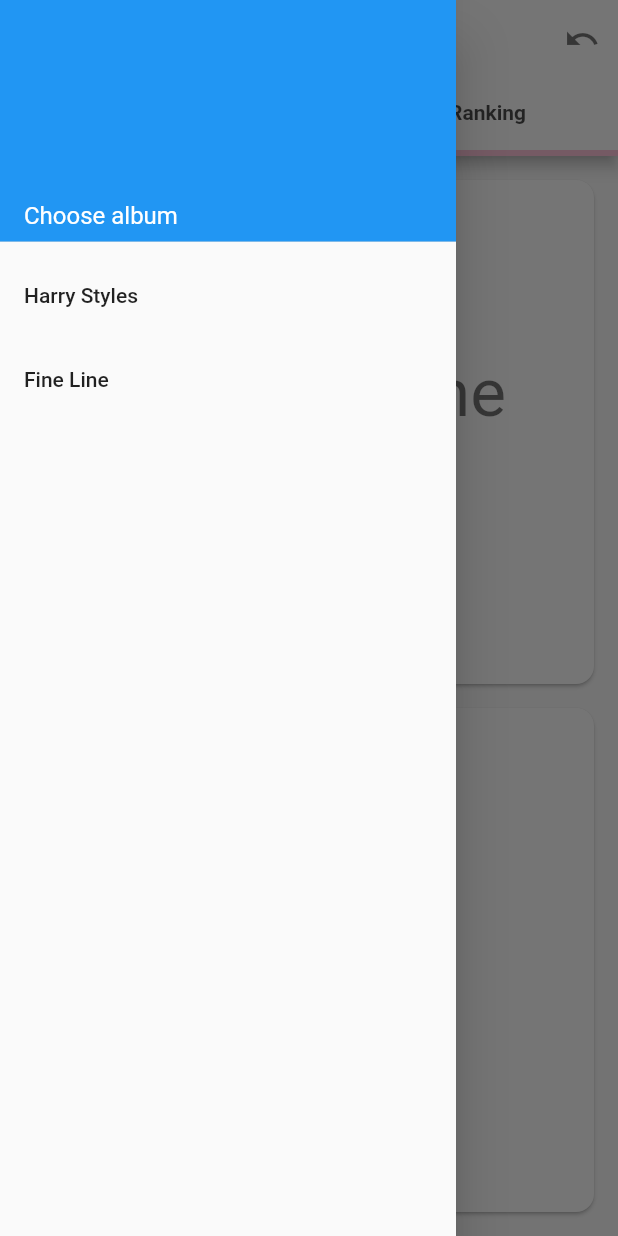
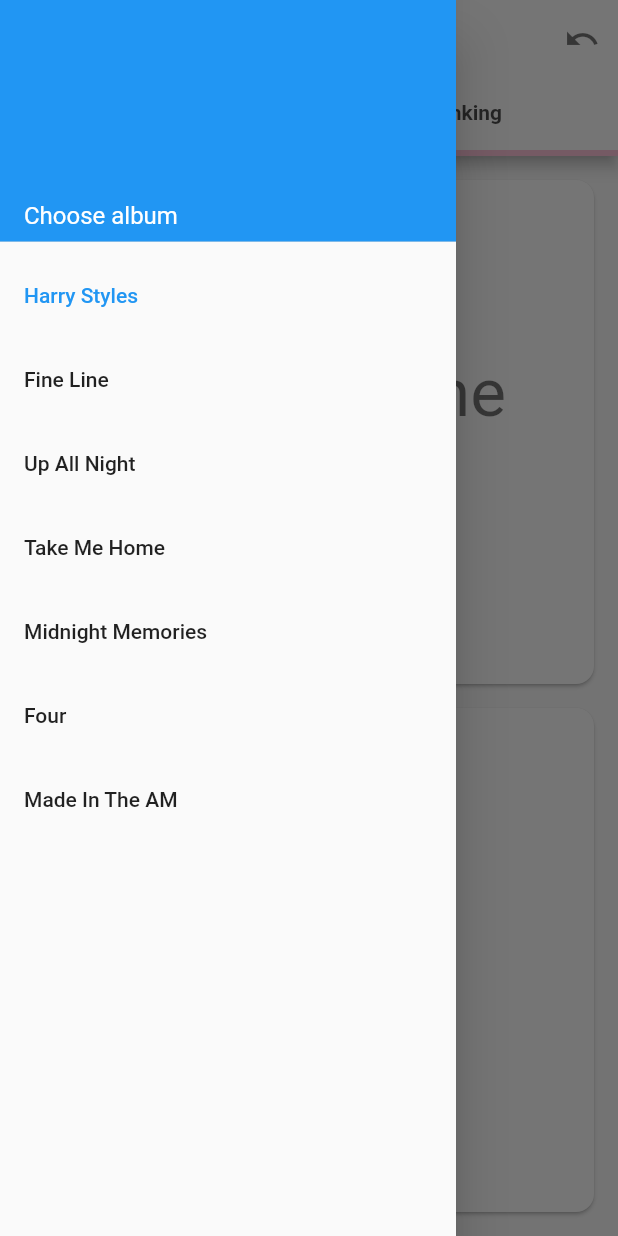
Before and after one commit to guilhermepata/song_ranker, a Flutter app: the screen it shows after launch, with the side drawer open, on a phone screen of 412 x 824 dp. Run offline on Flutter 3.47's test engine with Material 2 defaults, Android fonts, the phone set to English and light mode, and no system bars; drawn by our look-alikes of percent_indicator.

Commit message:
Bug fixes and added new albums

```diff
--- a/lib/classes.dart
+++ b/lib/classes.dart
@@ -5,8 +5,9 @@
   final List<String> songNames;
   final String title;
   final String artUrl;
-  final Set<Set<int>> pairs = Set<Set<int>>();
+  final List<Set<int>> pairs = <Set<int>>[];
   final List<Set<int>> possiblePairs = <Set<int>>[];
+  bool winnerWasFirst = false;
   int index = 0;
 
   Album({@required this.title, @required this.songNames, this.artUrl = ''}) {
@@ -33,7 +34,10 @@
   }
 
   double get progress {
-    return pairs.length / possiblePairs.length;
+    if (pairs.length < possiblePairs.length)
+      return pairs.length / possiblePairs.length;
+    else
+      return 1.0;
   }
 
   List<Song> get topList {
@@ -53,13 +57,22 @@
       print(songNames[ind2] + ' won against ' + songNames[ind1]);
   }
 
+  void undoCombat(int ind1, int ind2, bool winnerWasFirst) {
+    Song.undoCombat(songs[ind1], songs[ind2], winnerWasFirst);
+  }
+
   Set<int> get nextCombat {
     return possiblePairs[index];
+  }
+
+  Set<int> get previousCombat {
+    return pairs.last;
   }
 
   void runNextCombat(bool winnerIsFirst) {
     int ind1 = nextCombat.first;
     int ind2 = nextCombat.last;
+    winnerWasFirst = winnerIsFirst;
     combat(ind1, ind2, winnerIsFirst);
     if (index < possiblePairs.length - 1) {
       index++;
@@ -71,6 +84,16 @@
         songNames[nextCombat.first] +
         ' vs ' +
         songNames[nextCombat.last]);
+  }
+
+  void undoLastCombat() {
+    if (progress > 0) {
+      int ind1 = previousCombat.first;
+      int ind2 = previousCombat.last;
+      pairs.removeLast();
+      undoCombat(ind1, ind2, winnerWasFirst);
+      if (index > 0) index--;
+    }
   }
 
   static Album join(Album a, Album b) {
@@ -95,6 +118,13 @@
     if (won) contests[song].wins++;
   }
 
+  removeCombat(Song song, bool won) {
+    if (contests.containsKey(song) && contests[song].total > 0) {
+      contests[song].total--;
+      if (won) contests[song].wins--;
+    }
+  }
+
   double get score {
     var keys = contests.keys;
     var result = 0.0;
@@ -110,6 +140,11 @@
   static combat(Song s1, Song s2, bool winnerIsFirst) {
     s1.addCombat(s2, winnerIsFirst);
     s2.addCombat(s1, !winnerIsFirst);
+  }
+
+  static undoCombat(Song s1, Song s2, bool winnerWasFirst) {
+    s1.removeCombat(s2, winnerWasFirst);
+    s2.removeCombat(s1, !winnerWasFirst);
   }
 
   @override
--- a/lib/main.dart
+++ b/lib/main.dart
@@ -28,6 +28,89 @@
   "Canyon Moon",
   "Treat People with Kindness",
   "Fine Line"
+]);
+
+Album upAllNight = Album(title: 'Up All Night', songNames: [
+  "What Makes You Beautiful",
+  "Gotta Be You",
+  "One Thing",
+  "More Than This",
+  "Up All Night",
+  "I Wish",
+  "Tell Me a Lie",
+  "Taken",
+  "I Want",
+  "Everything About You",
+  "Same Mistakes",
+  "Save You Tonight",
+  "Stand Up",
+  "Moments",
+  "Another World",
+  "Na Na Na",
+  "I Should Have Kissed You",
+]);
+
+Album takeMeHome = Album(title: 'Take Me Home', songNames: [
+  "Live While We're Young",
+  "Kiss You",
+  "Little Things",
+  "C'mon, C'mon",
+  "Last First Kiss",
+  "Heart Attack",
+  "Rock Me",
+  "Change My Mind",
+  "I Would",
+  "Over Again",
+  "Back for You",
+  "They Don't Know About Us"
+]);
+
+Album midnightMemories = Album(title: 'Midnight Memories', songNames: [
+  "Best Song Ever",
+  "Story of My Life",
+  "Diana",
+  "Midnight Memories",
+  "You & I",
+  "Don't Forget Where You Belong",
+  "Strong",
+  "Happily",
+  "Right Now",
+  "Little Black Dress",
+  "Through The Dark",
+  "Something Great",
+  "Little White Lies",
+  "Better Than Words",
+]);
+
+Album four = Album(title: 'Four', songNames: [
+  "Steal My Girl",
+  "Ready to Run",
+  "Where Do Broken Hearts Go",
+  "18",
+  "Girl Almighty",
+  "Fool's Gold",
+  "Night Changes",
+  "No Control",
+  "Fireproof",
+  "Spaces",
+  "Stockholm Syndrome",
+  "Clouds"
+]);
+
+Album madeInTheAm = Album(title: 'Made In The AM', songNames: [
+  "Hey Angel",
+  "Drag Me Down",
+  "Perfect",
+  "Infinity",
+  "End of the Day",
+  "If I Could Fly",
+  "Long Way Down",
+  "Never Enough",
+  "Olivia",
+  "What a Feeling",
+  "Love You Goodbye",
+  "I Want to Write You a Song",
+  "History"
 ]);
 
 void main() {
@@ -61,6 +144,7 @@
   double cardOpacity = 1;
 
   int pageIndex = 0;
+  int albumIndex = 0;
 
   double gutters = 16;
   double margins = 16;
@@ -99,6 +183,20 @@
     });
   }
 
+  void onUndo() {
+    setState(() {
+      onEnd = () => {
+            setState(() {
+              album.undoLastCombat();
+              onEnd = () => {};
+              cardOpacity = 1;
+            })
+          };
+
+      cardOpacity = 0;
+    });
+  }
+
   @override
   Widget build(BuildContext context) {
     if (MediaQuery.of(context).size.width > 600) {
@@ -114,10 +212,20 @@
             gutters = 72;
           });
       }
+    } else {
+      setState(() {
+        tabMargins = 0;
+        margins = 16;
+        gutters = 16;
+      });
     }
     if (MediaQuery.of(context).size.width > MediaQuery.of(context).size.height)
       setState(() {
         isLandscape = true;
+      });
+    else
+      setState(() {
+        isLandscape = false;
       });
     return DefaultTabController(
       length: 2,
@@ -133,17 +241,18 @@
             IconButton(
               color: Colors.black54,
               icon: Icon(Icons.undo),
-                onPressed: () => setState(() {
-                      album.build();
-                    }))
+              onPressed: onUndo,
+            )
           ],
           bottom: PreferredSize(
             preferredSize: Size.fromHeight(48),
             child: Column(
               children: [
                 Padding(
-                  padding: EdgeInsets.only(
-                      left: gutters, right: tabMargins * 2 - gutters),
+                  padding: tabMargins > 0
+                      ? EdgeInsets.only(
+                          left: gutters, right: tabMargins * 2 - gutters)
+                      : EdgeInsets.zero,
                   child: TabBar(
                     labelStyle: Theme.of(context)
                         .textTheme
@@ -182,10 +291,7 @@
               padding: EdgeInsets.only(left: gutters, right: gutters),
               child: buildComparePage(),
             ),
-            Padding(
-              padding: EdgeInsets.only(left: gutters, right: gutters),
-              child: buildRankPage(),
-            )
+            buildRankPage()
           ],
         ),
         // bottomNavigationBar: BottomNavigationBar(
@@ -228,19 +334,27 @@
                 color: Colors.blue,
               ),
             ),
-            buildAlbumTile(harryStyles),
-            buildAlbumTile(fineLine),
+            buildAlbumTile(harryStyles, 0),
+            buildAlbumTile(fineLine, 1),
+            buildAlbumTile(upAllNight, 2),
+            buildAlbumTile(takeMeHome, 3),
+            buildAlbumTile(midnightMemories, 4),
+            buildAlbumTile(four, 5),
+            buildAlbumTile(madeInTheAm, 6),
           ],
         ),
       );
 
-  ListTile buildAlbumTile(Album album) {
+  ListTile buildAlbumTile(Album album, index) {
     return ListTile(
+        selected: index == albumIndex,
         title: Text(album.title),
         onTap: () {
           setState(() {
             this.album = album;
+            albumIndex = index;
           });
+          Navigator.of(context).pop();
         });
   }
 
@@ -281,17 +395,24 @@
   }
 
   Widget buildRankPage() {
-    return Padding(
-      padding: EdgeInsets.only(top: margins),
+    return ListView(
+      children: [
+        SizedBox(height: margins),
+        Padding(
+          padding: EdgeInsets.only(left: gutters, right: gutters),
           child: Card(
+            clipBehavior: Clip.hardEdge,
             shape: RoundedRectangleBorder(
-          borderRadius: BorderRadius.vertical(top: Radius.circular(12)),
+              borderRadius: BorderRadius.circular(12),
             ),
             margin: EdgeInsets.zero,
-        child: ListView(
+            child: Column(
               children: buildRankTiles(),
             ),
           ),
+        ),
+        SizedBox(height: margins),
+      ],
     );
   }
 
```
Lines whose indentation alone changed are shown as unchanged.
